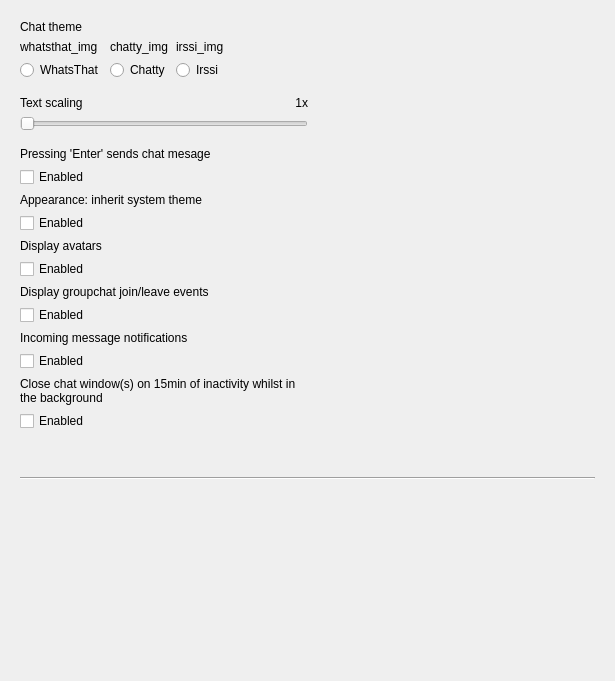
First picture: the form in src/settings.ui, repository maemo-leste/conversations, before the edit.
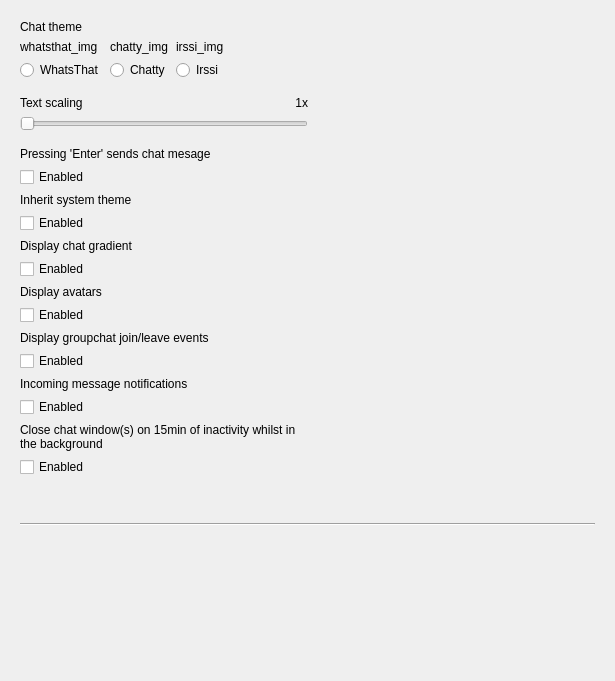
Second picture: the form after the edit. Icons and pictures are not drawn.

Commit message: chatWIndow: chat background gradient via shader

```diff
--- a/src/settings.ui
+++ b/src/settings.ui
@@ -253,7 +253,7 @@
             <item>
              <widget class="QLabel" name="label_5">
               <property name="text">
-               <string>Appearance: inherit system theme</string>
+               <string>Inherit system theme</string>
               </property>
              </widget>
             </item>
@@ -264,6 +264,20 @@
               </property>
              </widget>
             </item>
+            <item>
+             <widget class="QLabel" name="label_8">
+              <property name="text">
+               <string>Display chat gradient </string>
+              </property>
+             </widget>
+            </item>
+            <item>
+             <widget class="QCheckBox" name="checkBox_enableDisplayChatGradient">
+              <property name="text">
+               <string>Enabled</string>
+              </property>
+             </widget>
+            </item>
             <item>
              <widget class="QLabel" name="label_7">
               <property name="text">
```
The commit also changes 13 other files.
